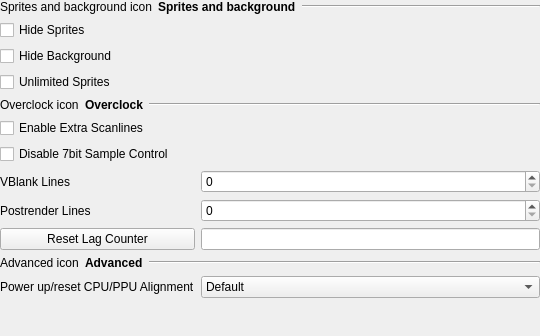
Above: src/gui/designer/wdgSettingsPPU.ui from punesemu/puNES before the change. Below: the same form after it.
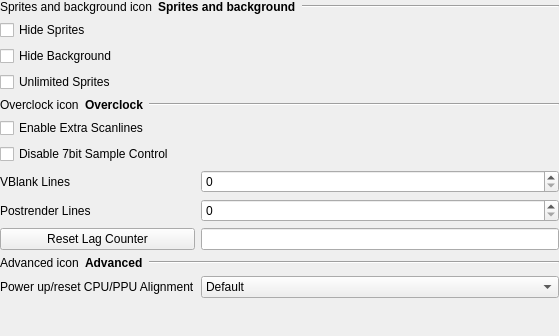
That is the form after the change.

What changed in the file:
```diff
--- a/src/gui/designer/wdgSettingsPPU.ui
+++ b/src/gui/designer/wdgSettingsPPU.ui
@@ -6,7 +6,7 @@
    <rect>
     <x>0</x>
     <y>0</y>
-    <width>540</width>
+    <width>559</width>
     <height>336</height>
    </rect>
   </property>
```
Left out of the diff: 2 changed lines with no effect on the pictures.
